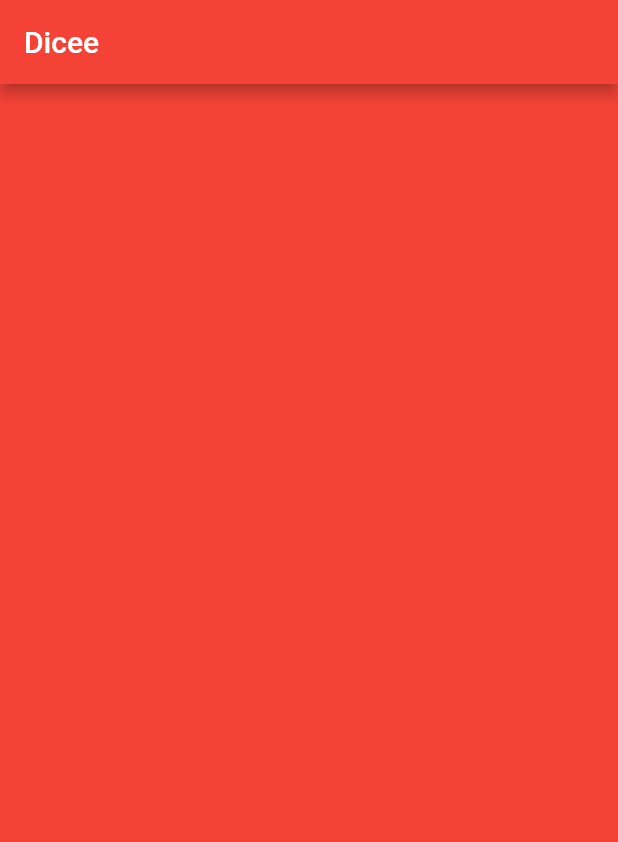
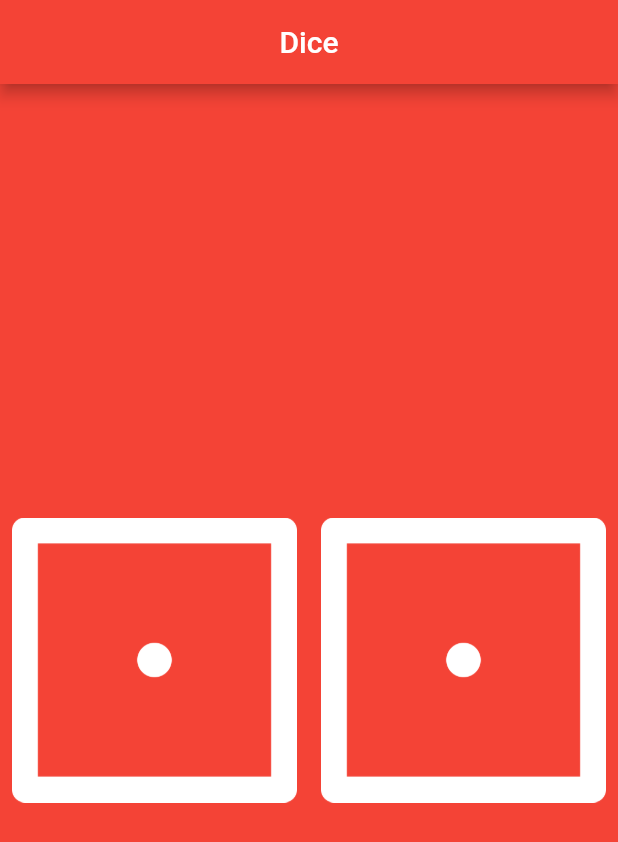
Before and after one commit to Feykir/flutter-dice, a Flutter app: the screen it shows after launch, on a phone screen of 412 x 824 dp. Shown: the top 842 px of the screen. Run offline on Flutter 3.47's test engine with Material 2 defaults, Android fonts, the phone set to English and light mode, and no system bars.

Commit message:
completed project

```diff
--- a/lib/main.dart
+++ b/lib/main.dart
@@ -1,4 +1,5 @@
 import 'package:flutter/material.dart';
+import 'dart:math';
 
 void main() {
   return runApp(
@@ -6,7 +7,11 @@ void main() {
       home: Scaffold(
         backgroundColor: Colors.red,
         appBar: AppBar(
-          title: Text('Dicee'),
+          title: const Center(
+            child: Text(
+              'Dice',
+            ),
+          ),
           backgroundColor: Colors.red,
         ),
         body: DicePage(),
@@ -15,9 +20,49 @@ void main() {
   );
 }
 
-class DicePage extends StatelessWidget {
+class DicePage extends StatefulWidget {
+  const DicePage({Key? key}) : super(key: key);
+
+  @override
+  _DicePageState createState() => _DicePageState();
+}
+
+class _DicePageState extends State<DicePage> {
+  int leftDiceNumber = 1;
+  int rightDiceNumber = 1;
+
+  void doubleDice() {
+    setState(
+      () {
+        leftDiceNumber = Random().nextInt(6) + 1;
+        rightDiceNumber = Random().nextInt(6) + 1;
+      },
+    );
+  }
+
   @override
   Widget build(BuildContext context) {
-    return Container();
+    return Center(
+      child: Row(
+        children: [
+          Expanded(
+            child: TextButton(
+              child: Image.asset('images/dice$leftDiceNumber.png'),
+              onPressed: () {
+                doubleDice();
+              },
+            ),
+          ),
+          Expanded(
+            child: TextButton(
+              child: Image.asset('images/dice$rightDiceNumber.png'),
+              onPressed: () {
+                doubleDice();
+              },
+            ),
+          ),
+        ],
+      ),
+    );
   }
 }
```
Also changed, not shown: 19 other files.
